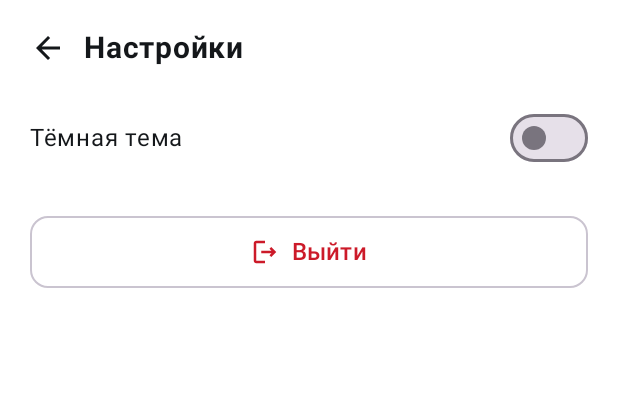
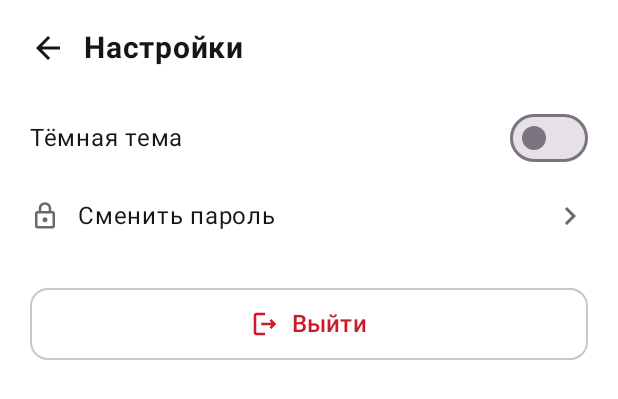
Before and after one commit to AmI2077/ApexHR, an Android app built with Jetpack Compose: the @Preview function SettingsScreenPreview, on a phone screen of 412 x 824 dp. Shown: the top 399 px of the screen. Run offline under Robolectric (Android 15) with nearby library versions, the phone set to English and light mode, and no system bars.

Commit message:
Добавил смену пароля в настройки
- В настройках пункт «Сменить пароль», открывает отдельный экран SettingsChangePasswordRoute
- Экран смены пароля переиспользован: со стрелкой «назад» и без кнопки выхода, когда открыт из настроек
- Используется существующий ChangePasswordViewModel и AuthRepository.changePassword (POST /api/Auth/change-password)
- Проверка: новый пароль не короче 6 символов и совпадает с повтором
- После успеха показывается «Пароль изменён» и экран закрывается
- Добавлены юнит-тесты ChangePasswordViewModel и зависимость kotlinx-coroutines-test

Тесты: 369, все проходят

```diff
--- a/app/build.gradle.kts
+++ b/app/build.gradle.kts
@@ -73,6 +73,7 @@ dependencies {
     implementation(libs.androidx.core.ktx)
     implementation(libs.androidx.lifecycle.runtime.ktx)
     testImplementation(libs.junit)
+    testImplementation(libs.kotlinx.coroutines.test)
     androidTestImplementation(platform(libs.androidx.compose.bom))
     androidTestImplementation(libs.androidx.compose.ui.test.junit4)
     androidTestImplementation(libs.androidx.espresso.core)
--- a/app/src/main/java/com/example/apexhr/core/ui/navigation/Routes.kt
+++ b/app/src/main/java/com/example/apexhr/core/ui/navigation/Routes.kt
@@ -82,6 +82,10 @@ data object ThanksRoute : NavKey
 @Serializable
 data object SettingsRoute : NavKey
 
+/** Смена пароля: открывается из настроек. */
+@Serializable
+data object SettingsChangePasswordRoute : NavKey
+
 @Composable
 fun TopLevelRoute.toComposableIcon(): @Composable (() -> Unit) {
     return {
--- a/app/src/main/java/com/example/apexhr/features/settings/ui/SettingsScreen.kt
+++ b/app/src/main/java/com/example/apexhr/features/settings/ui/SettingsScreen.kt
@@ -1,6 +1,7 @@
 package com.example.apexhr.features.settings.ui
 
 import androidx.compose.foundation.background
+import androidx.compose.foundation.clickable
 import androidx.compose.foundation.layout.Arrangement
 import androidx.compose.foundation.layout.Column
 import androidx.compose.foundation.layout.Row
@@ -15,7 +16,9 @@ import androidx.compose.foundation.selection.toggleable
 import androidx.compose.foundation.shape.RoundedCornerShape
 import androidx.compose.material.icons.Icons
 import androidx.compose.material.icons.automirrored.filled.ArrowBack
+import androidx.compose.material.icons.automirrored.filled.KeyboardArrowRight
 import androidx.compose.material.icons.automirrored.outlined.Logout
+import androidx.compose.material.icons.outlined.Lock
 import androidx.compose.material3.ButtonDefaults
 import androidx.compose.material3.Icon
 import androidx.compose.material3.IconButton
@@ -36,6 +39,7 @@ import com.example.apexhr.core.ui.theme.ApexDimens
 import com.example.apexhr.core.ui.theme.backgroundColor
 import com.example.apexhr.core.ui.theme.negativeRedColor
 import com.example.apexhr.core.ui.theme.primaryTextColor
+import com.example.apexhr.core.ui.theme.secondaryTextColor
 import com.example.apexhr.features.settings.ui.models.SettingsScreenCallbacks
 import com.example.apexhr.ui.theme.ApexHRTheme
 
@@ -56,7 +60,7 @@ fun SettingsScreenDarkPreview() {
 }
 
 /**
- * Настройки: переключатель тёмной темы и выход из аккаунта.
+ * Настройки: переключатель тёмной темы, смена пароля и выход из аккаунта.
  *
  * @param darkTheme включена ли сейчас тёмная тема (с учётом системной, если выбора нет).
  */
@@ -115,6 +119,35 @@ fun SettingsScreen(
                 // Нажатие обрабатывает вся строка, поэтому у самого переключателя обработчика нет.
                 Switch(checked = darkTheme, onCheckedChange = null)
             }
+            Row(
+                modifier = Modifier
+                    .fillMaxWidth()
+                    .clickable(
+                        role = Role.Button,
+                        onClick = callbacks::onChangePasswordClick,
+                    )
+                    .padding(vertical = ApexDimens.spacing12.dp),
+                verticalAlignment = Alignment.CenterVertically,
+            ) {
+                Icon(
+                    imageVector = Icons.Outlined.Lock,
+                    contentDescription = null,
+                    tint = secondaryTextColor,
+                    modifier = Modifier.size(ApexDimens.icon20.dp),
+                )
+                Spacer(modifier = Modifier.width(ApexDimens.spacing12.dp))
+                Text(
+                    text = stringResource(R.string.settings_change_password),
+                    color = primaryTextColor,
+                    fontSize = ApexDimens.text16.sp,
+                    modifier = Modifier.weight(1f),
+                )
+                Icon(
+                    imageVector = Icons.AutoMirrored.Filled.KeyboardArrowRight,
+                    contentDescription = null,
+                    tint = secondaryTextColor,
+                )
+            }
             Spacer(modifier = Modifier.height(ApexDimens.spacing24.dp))
             OutlinedButton(
                 onClick = callbacks::onLogoutClick,
--- a/app/src/main/java/com/example/apexhr/features/settings/ui/models/SettingsScreenCallbacks.kt
+++ b/app/src/main/java/com/example/apexhr/features/settings/ui/models/SettingsScreenCallbacks.kt
@@ -7,6 +7,9 @@ interface SettingsScreenCallbacks {
     /** Выход из аккаунта. По умолчанию ничего не делает. */
     fun onLogoutClick() = Unit
 
+    /** Переход к смене пароля. По умолчанию ничего не делает. */
+    fun onChangePasswordClick() = Unit
+
     companion object {
         val Empty = object : SettingsScreenCallbacks {
             override fun onBackClick() = Unit
--- a/app/src/main/res/values/strings.xml
+++ b/app/src/main/res/values/strings.xml
@@ -143,6 +143,7 @@
     <!-- Настройки -->
     <string name="settings_title">Настройки</string>
     <string name="settings_dark_theme">Тёмная тема</string>
+    <string name="settings_change_password">Сменить пароль</string>
 
     <string name="activities_title">Активности</string>
     <string name="activities_search_placeholder">Поиск по активностям…</string>
@@ -285,6 +286,8 @@
     <string name="auth_error_unknown">Что-то пошло не так. Попробуйте ещё раз</string>
     <string name="change_password_title">Смените пароль</string>
     <string name="change_password_subtitle">Это первый вход. Придумайте свой пароль</string>
+    <string name="change_password_settings_subtitle">Придумайте новый пароль, не короче 6 символов</string>
+    <string name="change_password_success">Пароль изменён</string>
     <string name="change_password_new_label">Новый пароль</string>
     <string name="change_password_confirm_label">Повторите пароль</string>
     <string name="change_password_save">Сохранить</string>
--- a/gradle/libs.versions.toml
+++ b/gradle/libs.versions.toml
@@ -2,6 +2,7 @@
 agp = "9.2.1"
 coreKtx = "1.19.1"
 junit = "4.13.2"
+kotlinxCoroutinesTest = "1.11.0"
 junitVersion = "1.3.0"
 espressoCore = "3.7.0"
 
@@ -42,6 +43,7 @@ androidx-lifecycle-viewmodel-navigation3 = { module = "androidx.lifecycle:lifecy
 androidx-navigation3-runtime = { module = "androidx.navigation3:navigation3-runtime", version.ref = "navigation3Runtime" }
 androidx-navigation3-ui = { module = "androidx.navigation3:navigation3-ui", version.ref = "navigation3Runtime" }
 junit = { group = "junit", name = "junit", version.ref = "junit" }
+kotlinx-coroutines-test = { module = "org.jetbrains.kotlinx:kotlinx-coroutines-test", version.ref = "kotlinxCoroutinesTest" }
 androidx-junit = { group = "androidx.test.ext", name = "junit", version.ref = "junitVersion" }
 androidx-espresso-core = { group = "androidx.test.espresso", name = "espresso-core", version.ref = "espressoCore" }
 androidx-lifecycle-runtime-ktx = { group = "androidx.lifecycle", name = "lifecycle-runtime-ktx", version.ref = "lifecycleRuntimeKtx" }
```
Also changed, not shown: app/src/main/java/com/example/apexhr/core/ui/navigation/AppNavigation.kt (+35 -0 lines), app/src/main/java/com/example/apexhr/features/auth/ui/composables/ChangePasswordScreen.kt (+45 -4 lines), 1 other file.
